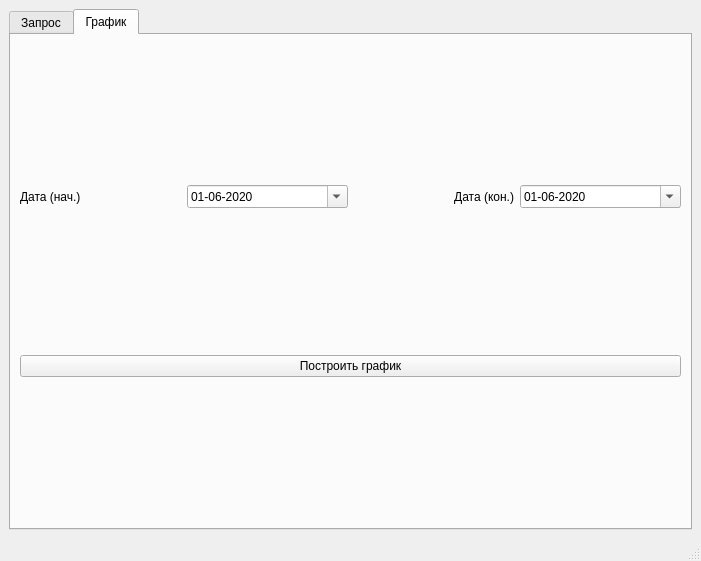
alexisnov/pr9-1, file mainwindow.ui: the form before one commit.
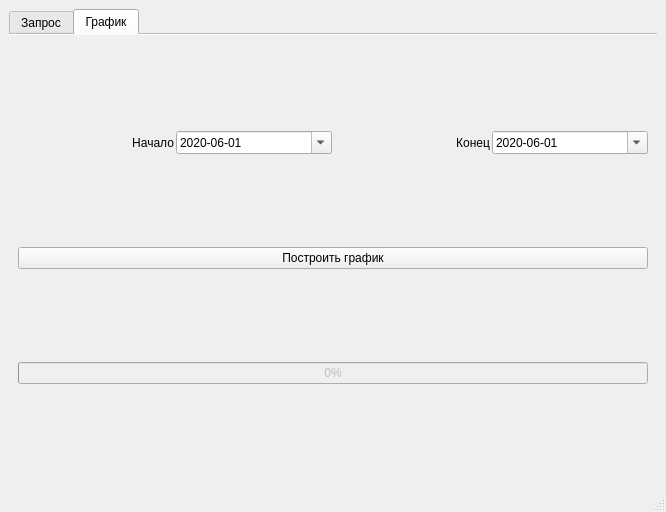
The form after the commit. The open tabs and pages were chosen to show the change.

Diff of the .ui file:
```diff
--- a/mainwindow.ui
+++ b/mainwindow.ui
@@ -6,25 +6,34 @@
    <rect>
     <x>0</x>
     <y>0</y>
-    <width>701</width>
-    <height>561</height>
+    <width>666</width>
+    <height>512</height>
    </rect>
   </property>
   <property name="windowTitle">
-   <string>MainWindow</string>
+   <string>Заболеваемость COVID-19</string>
+  </property>
+  <property name="styleSheet">
+   <string notr="true"/>
   </property>
   <widget class="QWidget" name="centralwidget">
    <layout class="QVBoxLayout" name="verticalLayout">
     <item>
      <widget class="QTabWidget" name="tabWidget">
+      <property name="autoFillBackground">
+       <bool>true</bool>
+      </property>
       <property name="currentIndex">
        <number>0</number>
       </property>
-      <widget class="QWidget" name="tab">
+      <property name="documentMode">
+       <bool>true</bool>
+      </property>
+      <widget class="QWidget" name="tab_simple">
        <attribute name="title">
         <string>Запрос</string>
        </attribute>
-       <layout class="QVBoxLayout" name="verticalLayout_2">
+       <layout class="QVBoxLayout" name="verticalLayout_3">
         <item>
          <layout class="QHBoxLayout" name="horizontalLayout_2">
           <item>
@@ -156,44 +165,50 @@
        <attribute name="title">
         <string>График</string>
        </attribute>
-       <layout class="QVBoxLayout" name="verticalLayout_3" stretch="0,0,1">
+       <layout class="QVBoxLayout" name="verticalLayout_2" stretch="0,0,0,1">
         <item>
          <layout class="QHBoxLayout" name="horizontalLayout_5">
-          <item>
-           <widget class="QLabel" name="label_5">
-            <property name="text">
-             <string>Дата (нач.)</string>
-            </property>
-           </widget>
-          </item>
-          <item>
-           <widget class="QDateEdit" name="dateEdit_start">
-            <property name="maximumDate">
-             <date>
-              <year>2025</year>
-              <month>12</month>
-              <day>24</day>
-             </date>
-            </property>
-            <property name="minimumDate">
-             <date>
-              <year>2020</year>
-              <month>6</month>
-              <day>1</day>
-             </date>
-            </property>
-            <property name="displayFormat">
-             <string>dd-MM-yyyy</string>
-            </property>
-            <property name="calendarPopup">
-             <bool>true</bool>
-            </property>
-           </widget>
-          </item>
+          <property name="spacing">
+           <number>2</number>
+          </property>
           <item>
            <widget class="QLabel" name="label_6">
             <property name="text">
-             <string>Дата (кон.)</string>
+             <string>Начало</string>
+            </property>
+            <property name="alignment">
+             <set>Qt::AlignRight|Qt::AlignTrailing|Qt::AlignVCenter</set>
+            </property>
+           </widget>
+          </item>
+          <item>
+           <widget class="QDateEdit" name="dateEdit_start">
+            <property name="maximumDate">
+             <date>
+              <year>2020</year>
+              <month>12</month>
+              <day>31</day>
+             </date>
+            </property>
+            <property name="minimumDate">
+             <date>
+              <year>2020</year>
+              <month>6</month>
+              <day>1</day>
+             </date>
+            </property>
+            <property name="displayFormat">
+             <string>yyyy-MM-dd</string>
+            </property>
+            <property name="calendarPopup">
+             <bool>true</bool>
+            </property>
+           </widget>
+          </item>
+          <item>
+           <widget class="QLabel" name="label_5">
+            <property name="text">
+             <string>Конец</string>
             </property>
             <property name="alignment">
              <set>Qt::AlignRight|Qt::AlignTrailing|Qt::AlignVCenter</set>
@@ -204,9 +219,9 @@
            <widget class="QDateEdit" name="dateEdit_end">
             <property name="maximumDate">
              <date>
-              <year>2025</year>
+              <year>2020</year>
               <month>12</month>
-              <day>21</day>
+              <day>31</day>
              </date>
             </property>
             <property name="minimumDate">
@@ -217,7 +232,7 @@
              </date>
             </property>
             <property name="displayFormat">
-             <string>dd-MM-yyyy</string>
+             <string>yyyy-MM-dd</string>
             </property>
             <property name="calendarPopup">
              <bool>true</bool>
@@ -234,7 +249,17 @@
          </widget>
         </item>
         <item>
-         <layout class="QVBoxLayout" name="plot_Layout"/>
+         <widget class="QProgressBar" name="progressBar">
+          <property name="enabled">
+           <bool>false</bool>
+          </property>
+          <property name="value">
+           <number>0</number>
+          </property>
+         </widget>
+        </item>
+        <item>
+         <layout class="QVBoxLayout" name="plotLayout"/>
         </item>
        </layout>
       </widget>
```
Left out of the diff: 136 changed lines with no effect on the pictures.
